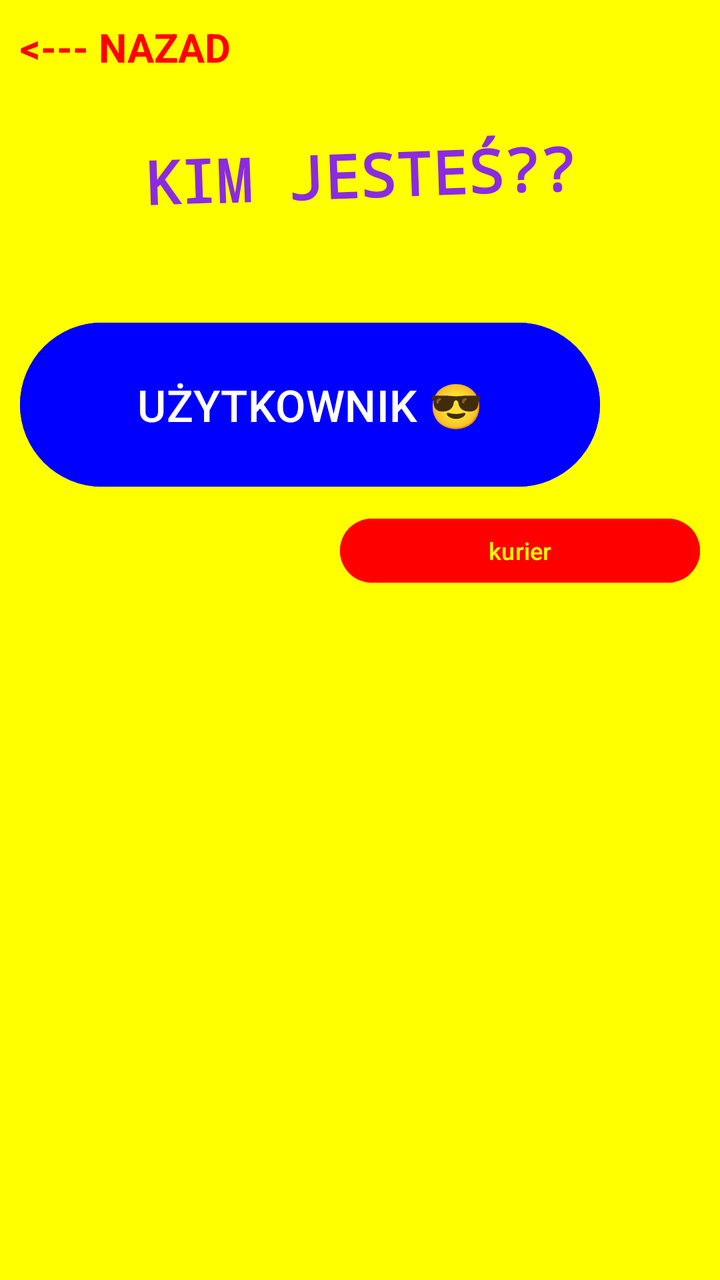
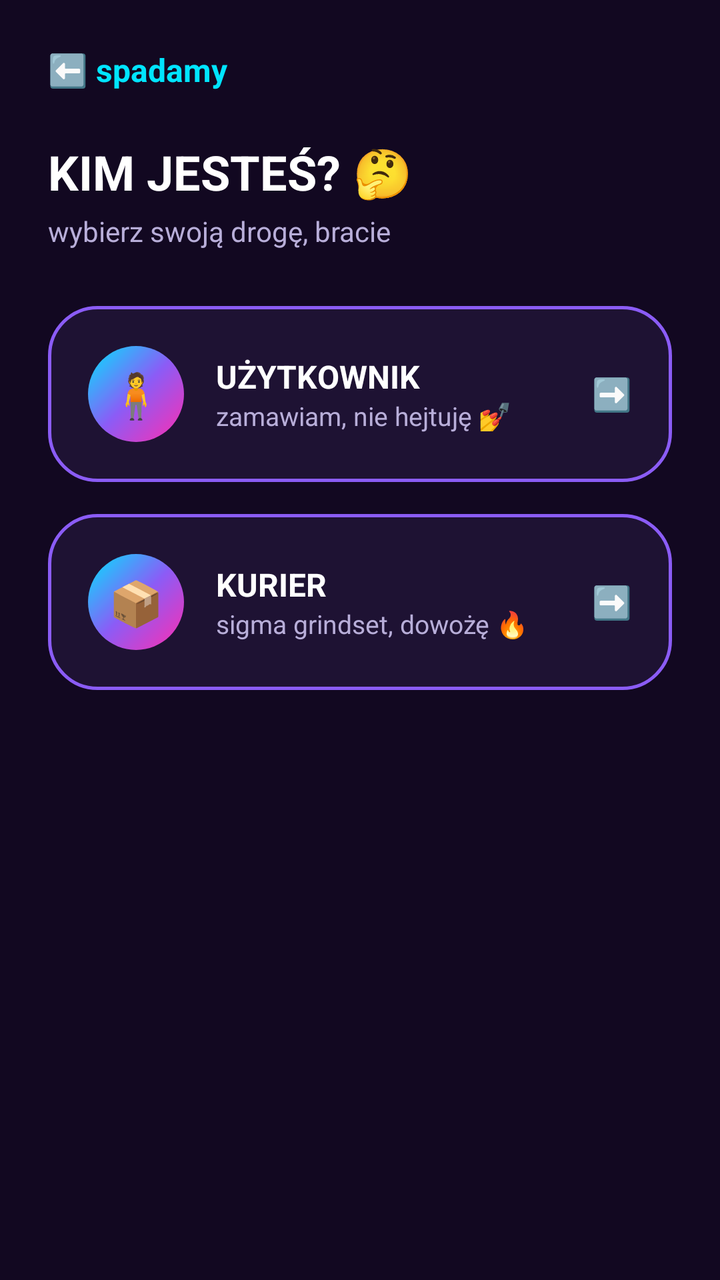

The first picture is an Android layout as it rendered before a commit; the second is the same layout after the commit. The layout source and the unified diff follow.
<!-- AndroidManifest.xml: application theme Theme.DemoEmptyActivity -->
<!-- res/layout/activity_role_selection.xml -->
<?xml version="1.0" encoding="utf-8"?>
<LinearLayout xmlns:android="http://schemas.android.com/apk/res/android"
        xmlns:tools="http://schemas.android.com/tools"
        android:id="@+id/main"
        android:layout_width="match_parent"
        android:layout_height="match_parent"
        android:orientation="vertical"
        android:background="@color/bright_yellow"
        tools:context=".RoleSelectionActivity">

    <TextView
            android:id="@+id/btnBack"
            android:layout_width="wrap_content"
            android:layout_height="wrap_content"
            android:text="&lt;--- NAZAD"
            android:textColor="@color/bright_red"
            android:textSize="20sp"
            android:textStyle="bold"
            android:clickable="true"
            android:focusable="true"
            android:padding="10dp" />

    <TextView
            android:layout_width="wrap_content"
            android:layout_height="wrap_content"
            android:layout_gravity="center_horizontal"
            android:text="KIM JESTEŚ??"
            android:textSize="30sp"
            android:textStyle="bold"
            android:fontFamily="monospace"
            android:textColor="@color/purple_primary"
            android:rotation="-2"
            android:layout_marginTop="20dp"
            android:layout_marginBottom="50dp" />

    <Button
            android:id="@+id/btnUser"
            android:layout_width="match_parent"
            android:layout_height="90dp"
            android:layout_marginStart="10dp"
            android:layout_marginEnd="60dp"
            android:text="UŻYTKOWNIK 😎"
            android:textSize="22sp"
            android:textColor="@color/white"
            android:backgroundTint="@color/bright_blue"
            android:layout_marginBottom="8dp" />

    <Button
            android:id="@+id/btnCourier"
            android:layout_width="180dp"
            android:layout_height="40dp"
            android:layout_gravity="end"
            android:layout_marginEnd="10dp"
            android:text="kurier"
            android:textSize="12sp"
            android:textColor="@color/bright_yellow"
            android:backgroundTint="@color/bright_red" />

</LinearLayout>
<!-- resources referenced by this layout -->
<resources>
  <color name="bright_blue">#0000FF</color>
  <color name="bright_red">#FF0000</color>
  <color name="bright_yellow">#FFFF00</color>
  <color name="purple_primary">#8A2BE2</color>
  <color name="white">#FFFFFFFF</color>
  <style name="Theme.DemoEmptyActivity" parent="Base.Theme.DemoEmptyActivity" />
  <style name="Base.Theme.DemoEmptyActivity" parent="Theme.Material3.DayNight.NoActionBar">
          <item name="colorPrimary">@color/bright_red</item>
          <item name="android:windowBackground">@color/neon_green</item>
      </style>
  <color name="neon_green">#39FF14</color>
</resources>

<!-- the commit's change to res/layout/activity_role_selection.xml (unified diff, before → after) -->
@@ -5,55 +5,138 @@
         android:layout_width="match_parent"
         android:layout_height="match_parent"
         android:orientation="vertical"
-        android:background="@color/bright_yellow"
+        android:background="@color/bg_dark"
+        android:padding="24dp"
         tools:context=".RoleSelectionActivity">
 
     <TextView
             android:id="@+id/btnBack"
             android:layout_width="wrap_content"
             android:layout_height="wrap_content"
-            android:text="&lt;--- NAZAD"
-            android:textColor="@color/bright_red"
-            android:textSize="20sp"
+            android:text="⬅️ spadamy"
+            android:textColor="@color/neon_cyan"
+            android:textSize="16sp"
             android:textStyle="bold"
             android:clickable="true"
             android:focusable="true"
-            android:padding="10dp" />
+            android:layout_marginBottom="24dp" />
 
     <TextView
             android:layout_width="wrap_content"
             android:layout_height="wrap_content"
-            android:layout_gravity="center_horizontal"
-            android:text="KIM JESTEŚ??"
-            android:textSize="30sp"
+            android:text="KIM JESTEŚ? 🤔"
+            android:textSize="24sp"
             android:textStyle="bold"
-            android:fontFamily="monospace"
-            android:textColor="@color/purple_primary"
-            android:rotation="-2"
-            android:layout_marginTop="20dp"
-            android:layout_marginBottom="50dp" />
+            android:textColor="@color/text_light"
+            android:layout_marginBottom="4dp" />
 
-    <Button
-            android:id="@+id/btnUser"
+    <TextView
+            android:layout_width="wrap_content"
+            android:layout_height="wrap_content"
+            android:text="wybierz swoją drogę, bracie"
+            android:textSize="14sp"
+            android:textColor="@color/text_muted_light"
+            android:layout_marginBottom="28dp" />
+
+    <LinearLayout
+            android:id="@+id/cardUser"
             android:layout_width="match_parent"
-            android:layout_height="90dp"
-            android:layout_marginStart="10dp"
-            android:layout_marginEnd="60dp"
-            android:text="UŻYTKOWNIK 😎"
-            android:textSize="22sp"
-            android:textColor="@color/white"
-            android:backgroundTint="@color/bright_blue"
-            android:layout_marginBottom="8dp" />
+            android:layout_height="wrap_content"
+            android:orientation="horizontal"
+            android:gravity="center_vertical"
+            android:background="@drawable/card_glow"
+            android:padding="20dp"
+            android:clickable="true"
+            android:focusable="true"
+            android:foreground="?attr/selectableItemBackground"
+            android:layout_marginBottom="16dp">
 
-    <Button
-            android:id="@+id/btnCourier"
-            android:layout_width="180dp"
-            android:layout_height="40dp"
-            android:layout_gravity="end"
-            android:layout_marginEnd="10dp"
-            android:text="kurier"
-            android:textSize="12sp"
-            android:textColor="@color/bright_yellow"
-            android:backgroundTint="@color/bright_red" />
+        <TextView
+                android:layout_width="48dp"
+                android:layout_height="48dp"
+                android:background="@drawable/gradient_tile"
+                android:gravity="center"
+                android:text="🧍"
+                android:textSize="22sp" />
+
+        <LinearLayout
+                android:layout_width="0dp"
+                android:layout_height="wrap_content"
+                android:layout_weight="1"
+                android:orientation="vertical"
+                android:layout_marginStart="16dp">
+
+            <TextView
+                    android:layout_width="wrap_content"
+                    android:layout_height="wrap_content"
+                    android:text="UŻYTKOWNIK"
+                    android:textSize="16sp"
+                    android:textStyle="bold"
+                    android:textColor="@color/text_light" />
+
+            <TextView
+                    android:layout_width="wrap_content"
+                    android:layout_height="wrap_content"
+                    android:text="zamawiam, nie hejtuję 💅"
+                    android:textSize="13sp"
+                    android:textColor="@color/text_muted_light" />
+        </LinearLayout>
+
+        <TextView
+                android:layout_width="wrap_content"
+                android:layout_height="wrap_content"
+                android:text="➡️"
+                android:textSize="16sp" />
+    </LinearLayout>
+
+    <LinearLayout
+            android:id="@+id/cardCourier"
+            android:layout_width="match_parent"
+            android:layout_height="wrap_content"
+            android:orientation="horizontal"
+            android:gravity="center_vertical"
+            android:background="@drawable/card_glow"
+            android:padding="20dp"
+            android:clickable="true"
+            android:focusable="true"
+            android:foreground="?attr/selectableItemBackground">
+
+        <TextView
+                android:layout_width="48dp"
+                android:layout_height="48dp"
+                android:background="@drawable/gradient_tile"
+                android:gravity="center"
+                android:text="📦"
+                android:textSize="22sp" />
+
+        <LinearLayout
+                android:layout_width="0dp"
+                android:layout_height="wrap_content"
+                android:layout_weight="1"
+                android:orientation="vertical"
+                android:layout_marginStart="16dp">
+
+            <TextView
+                    android:layout_width="wrap_content"
+                    android:layout_height="wrap_content"
+                    android:text="KURIER"
+                    android:textSize="16sp"
+                    android:textStyle="bold"
+                    android:textColor="@color/text_light" />
+
+            <TextView
+                    android:layout_width="wrap_content"
+                    android:layout_height="wrap_content"
+                    android:text="sigma grindset, dowożę 🔥"
+                    android:textSize="13sp"
+                    android:textColor="@color/text_muted_light" />
+        </LinearLayout>
+
+        <TextView
+                android:layout_width="wrap_content"
+                android:layout_height="wrap_content"
+                android:text="➡️"
+                android:textSize="16sp" />
+    </LinearLayout>
 
 </LinearLayout>
<!-- resource entries referenced after the edit -->
@@ -1,15 +1,32 @@
 <!-- resources referenced by this layout -->
 <resources>
-  <color name="bright_blue">#0000FF</color>
-  <color name="bright_red">#FF0000</color>
-  <color name="bright_yellow">#FFFF00</color>
-  <color name="purple_primary">#8A2BE2</color>
-  <color name="white">#FFFFFFFF</color>
+  <color name="bg_dark">#120821</color>
+  <color name="neon_cyan">#00E5FF</color>
+  <color name="text_light">#FFFFFF</color>
+  <color name="text_muted_light">#B8AED9</color>
+  <!-- drawable card_glow (drawable) -->
+  <shape xmlns:android="http://schemas.android.com/apk/res/android">
+      <corners android:radius="24dp"/>
+      <solid android:color="@color/surface_dark"/>
+      <stroke android:width="1.5dp" android:color="@color/neon_purple"/>
+  </shape>
+  <!-- drawable gradient_tile (drawable) -->
+  <shape xmlns:android="http://schemas.android.com/apk/res/android">
+      <corners android:radius="24dp"/>
+      <gradient
+          android:type="linear"
+          android:angle="135"
+          android:startColor="@color/neon_pink"
+          android:centerColor="@color/neon_purple"
+          android:endColor="@color/neon_cyan"/>
+  </shape>
   <style name="Theme.DemoEmptyActivity" parent="Base.Theme.DemoEmptyActivity" />
+  <color name="surface_dark">#1E1233</color>
+  <color name="neon_purple">#8B5CF6</color>
+  <color name="neon_pink">#FF2DAF</color>
   <style name="Base.Theme.DemoEmptyActivity" parent="Theme.Material3.DayNight.NoActionBar">
-          <item name="colorPrimary">@color/bright_red</item>
-          <item name="android:windowBackground">@color/neon_green</item>
+          <item name="colorPrimary">@color/neon_purple</item>
+          <item name="android:windowBackground">@color/bg_dark</item>
       </style>
-  <color name="neon_green">#39FF14</color>
 </resources>
 
